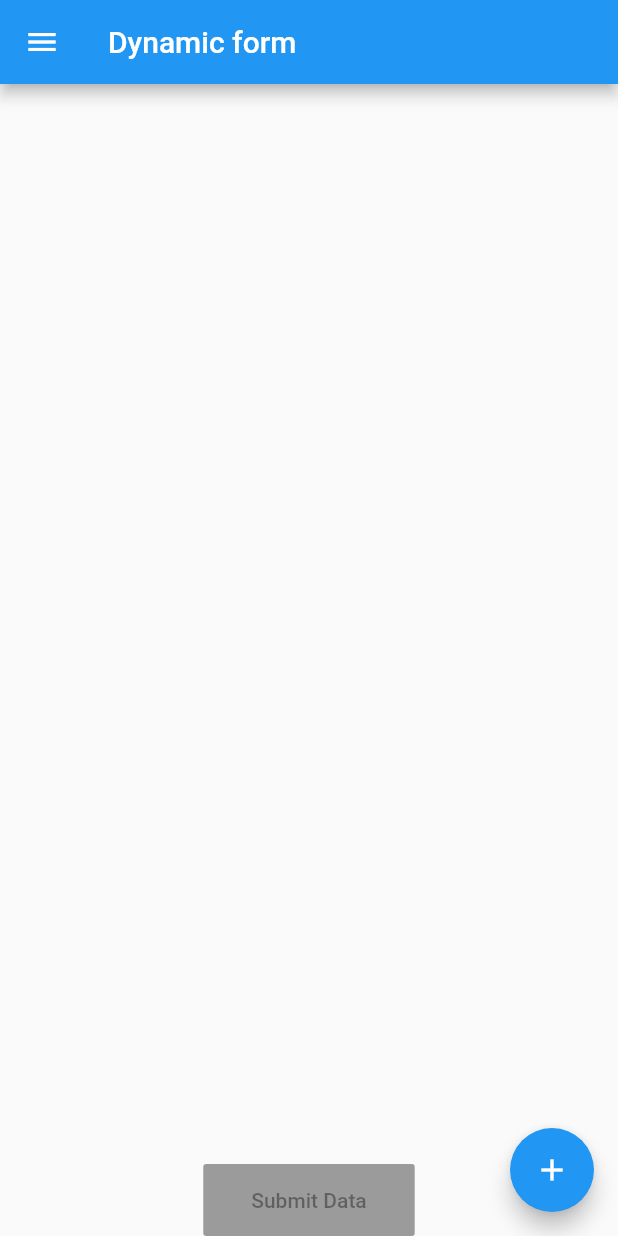
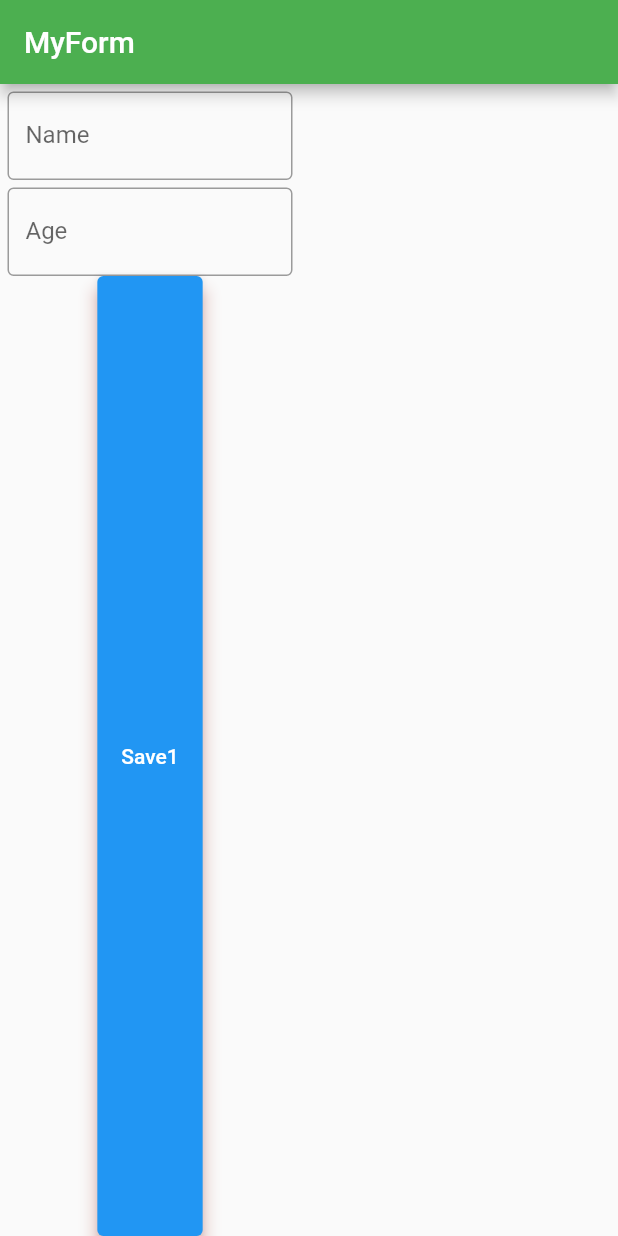
Before and after one commit to flutterpg1/flutter-demo, a Flutter app: the screen it shows after launch, on a phone screen of 412 x 824 dp. Run offline on Flutter 3.47's test engine with Material 2 defaults, Android fonts, the phone set to English and light mode, and no system bars.

```diff
--- /dev/null
+++ b/lib/MyTextField.dart
@@ -0,0 +1,26 @@
+import 'package:flutter/cupertino.dart';
+import 'package:flutter/material.dart';
+
+class MyTextfield extends StatelessWidget {
+  final String labelText1;
+  MyTextfield(this.labelText1) {}
+  final TextEditingController controller = new TextEditingController();
+
+  @override
+  Widget build(BuildContext context) {
+    return Container(
+      width: 200,
+      padding: EdgeInsets.fromLTRB(5, 5, 5, 0),
+      child: new TextFormField(
+        controller: controller,
+        validator: (value){
+          if(value.isEmpty) return 'Mandatory';
+        },
+        decoration: InputDecoration(
+            hintText: labelText1,
+            labelText: labelText1,
+            border: OutlineInputBorder()),
+      ),
+    );
+  }
+}
--- a/lib/main.dart
+++ b/lib/main.dart
@@ -1,196 +1,61 @@
 import 'package:flutter/cupertino.dart';
 import 'package:flutter/material.dart';
+import 'package:myapp/MyTextField.dart';
 import 'dynamicWidget.dart';
 
 void main() {
-  runApp(SampleApp());
+  runApp(StartApp());
 }
 
-class SampleApp extends StatelessWidget {
-  // This widget is the root of your application.
+class StartApp extends StatelessWidget {
+  const StartApp({Key key}) : super(key: key);
   @override
   Widget build(BuildContext context) {
-    return MaterialApp(
-      title: 'Sample App',
-      theme: ThemeData(
-        primarySwatch: Colors.blue,
-      ),
-      home: SampleAppPage(),
-    );
+    return Container(
+        child: MaterialApp(
+            title: 'Fluttereee Demo 123ss',
+            theme: ThemeData(
+              elevatedButtonTheme: ElevatedButtonThemeData(
+                style: ElevatedButton.styleFrom(
+                  primary: Colors.purple,
+                ),
+              ),
+              primarySwatch: Colors.green,
+            ),
+            home: HomePage()));
   }
 }
 
-class SampleAppPage extends StatefulWidget {
-  SampleAppPage({Key key}) : super(key: key);
+class HomePage extends StatelessWidget {
+  const HomePage({Key key}) : super(key: key);
 
-  @override
-  _SampleAppPageState createState() => _SampleAppPageState();
-}
-
-class _SampleAppPageState extends State<SampleAppPage> {
-  List<DynamicWidget> dynamicList = [];
-
-  List<String> price = [];
-
-  List<String> Product = [];
-  addDynamic() {
-    // if (Product.length != 0) {
-    //   floatingIcon = new Icon(Icons.add);
-    // }
-    setState(() {});
-    if (dynamicList.length >= 10) {
-      return;
-    }
-    dynamicList.add(new DynamicWidget());
-  }
-  submitData() {
-    // floatingIcon = new Icon(Icons.arrow_back);
-    Product = [];
-    price = [];
-    dynamicList.forEach((widget) => Product.add(widget.product.text));
-    dynamicList.forEach((widget) => price.add(widget.Price.text));
-    setState(() {});
-    print(Product.length);
-    // sendData();
-  }
-
-  Widget submitButton = new Container(
-    child: new RaisedButton(
-      // onPressed:submitData,
-      child: new Padding(
-        padding: new EdgeInsets.all(16.0),
-        child: new Text('Submit Data'),
-      ),
-    ),
-  );
-  @override
-  Widget build(BuildContext context) {
-    Widget dynamicTextField = new Flexible(
-      flex: 2,
-      child: new ListView.builder(
-        itemCount: dynamicList.length,
-        itemBuilder: (_, index) => dynamicList[index],
-      ),
-    );
-    Widget result = new Flexible(
-        flex: 1,
-        child: new Card(
-          child: ListView.builder(
-            itemCount: Product.length,
-            itemBuilder: (_, index) {
-              return new Padding(
-                padding: new EdgeInsets.all(10.0),
-                child: new Column(
-                  crossAxisAlignment: CrossAxisAlignment.start,
-                  children: <Widget>[
-                    new Container(
-                      margin: new EdgeInsets.only(left: 10.0),
-                      child: new Text(
-                          "${index + 1} : ${Product[index]}                       ${price[index]}"),
-                    ),
-                    new Divider()
-                  ],
-                ),
-              );
-            },
-          ),
-        ));
-    return new Scaffold(
-      appBar: AppBar(title: Text('Dynamic form')),
-      drawer: Drawer(child: Text('dr'),),
-        body: new Container(
-          child: new Column(children: <Widget>[
-            Product.length == 0 ? dynamicTextField : result,
-            Product.length == 0 ? submitButton : new Container(),
-          ]),
-        ),
-        floatingActionButton: new FloatingActionButton(
-            onPressed: addDynamic, child: new Icon(Icons.add)));
-  }
-}
-
-class MyApp extends StatelessWidget {
-  // This widget is the root of your application.
-  @override
-  Widget build(BuildContext context) {
-    return MaterialApp(
-      title: 'Fluttereee Demo 123ss',
-      theme: ThemeData(
-        primarySwatch: Colors.green,
-        visualDensity: VisualDensity.adaptivePlatformDensity,
-      ),
-      home: MyHomePage(title: 'Flutter11 Demo Home Page'),
-    );
-  }
-}
-
-class MyHomePage extends StatefulWidget {
-  MyHomePage({Key key, this.title}) : super(key: key);
-  final String title;
-
-  @override
-  _MyHomePageState createState() => _MyHomePageState();
-}
-
-class _MyHomePageState extends State<MyHomePage> {
-  int _counter = 0;
-
-  void _incrementCounter() {
-    setState(() {
-      _counter++;
-    });
-  }
-
-  final _formKey = GlobalKey<FormState>();
   @override
   Widget build(BuildContext context) {
     return Scaffold(
-      appBar: AppBar(
-        // Here we take the value from the MyHomePage object that was created by
-        // the App.build method, and use it to set our appbar title.
-        title: Text(widget.title),
-      ),
-      body: Center(
-        child: Column(mainAxisAlignment: MainAxisAlignment.start, children: [
-          Form(
-            key: _formKey,
+        appBar: AppBar(
+          title: Text('MyForm'),
+        ),
+        body: Container(
+          child: Container(
             child: Column(
-              crossAxisAlignment: CrossAxisAlignment.start,
-              children: <Widget>[
-                TextFormField(
-                  decoration: const InputDecoration(
-                    hintText: 'Enter your email',
-                  ),
-                  validator: (value) {
-                    if (value.isEmpty) {
-                      return 'Please enter some text';
-                    }
-                    return null;
+              children: [
+                MyTextfield('Name'),
+                MyTextfield('Age'),
+                Expanded(
+                    child: ElevatedButton(
+                  style: ElevatedButton.styleFrom(
+                      primary: Colors.blue,
+                      // onPrimary: Colors.white,
+                      shadowColor: Colors.red,
+                      elevation: 5),
+                  onPressed: () {
+                    print('cl');
                   },
-                ),
-                Padding(
-                  padding: const EdgeInsets.symmetric(vertical: 16.0),
-                  child: ElevatedButton(
-                    onPressed: () {
-                      // Validate will return true if the form is valid, or false if
-                      // the form is invalid.
-                      if (_formKey.currentState.validate()) {
-                        // Process data.
-                      }
-                    },
-                    child: Text('Submit'),
-                  ),
-                ),
+                  child: Text('Save1'),
+                ))
               ],
             ),
-          )
-        ]),
-      ),
-      floatingActionButton: FloatingActionButton(
-        onPressed: _incrementCounter,
-        tooltip: 'Increment',
-        child: Icon(Icons.add),
-      ), // This trailing comma makes auto-formatting nicer for build methods.
-    );
+          ),
+        ));
   }
 }
```
Also changed, not shown: 1 other file.
